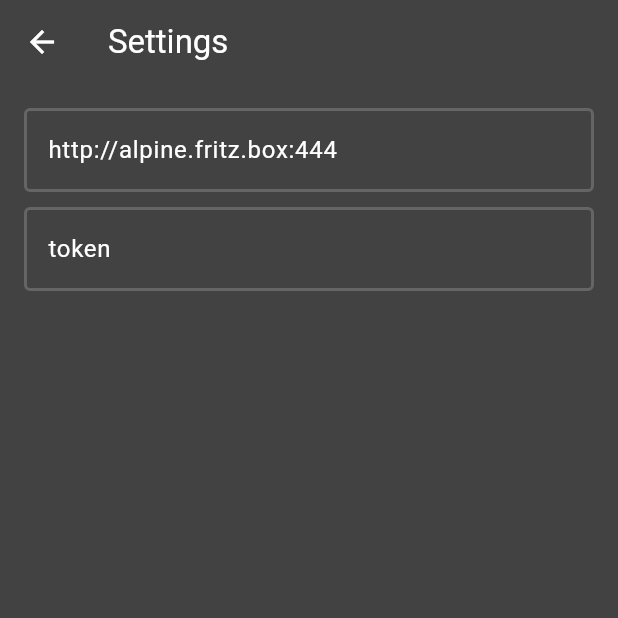
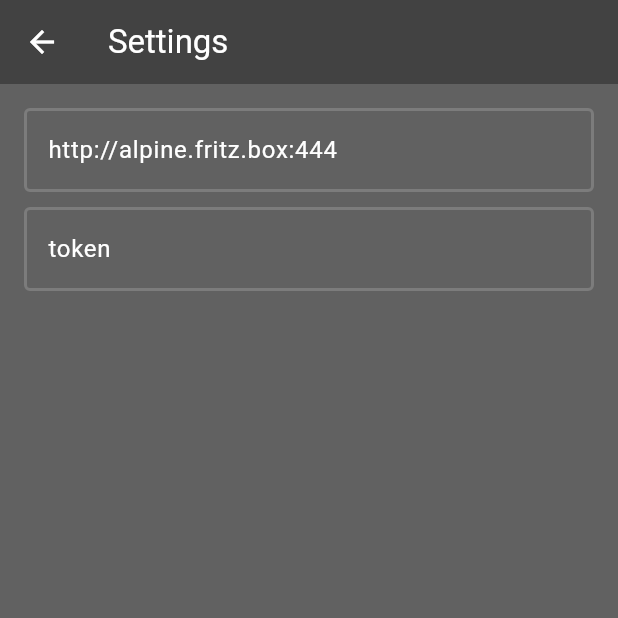
Before and after one commit to Bnyro/cpnta-server, a Flutter app: the screen it shows after launch, after a tap on the "settings" icon, on a phone screen of 412 x 824 dp, the top half of it. Run offline on Flutter 3.47's test engine with Material 2 defaults, Android fonts, the phone set to English and light mode, and no system bars; drawn by our look-alikes of dynamic_color; our stand-ins replace shared_preferences; network calls fail.

Commit message:
consistent color

```diff
--- a/lib/screens/home_screen.dart
+++ b/lib/screens/home_screen.dart
@@ -42,6 +42,7 @@ class _HomePageState extends State<HomePage> {
   @override
   Widget build(BuildContext context) {
     return Scaffold(
+      backgroundColor: Theme.of(context).colorScheme.background,
       appBar: AppBar(
         title: const Text(appName),
         actions: [
--- a/lib/screens/note_screen.dart
+++ b/lib/screens/note_screen.dart
@@ -53,6 +53,7 @@ class _NoteScreenState extends State<NoteScreen> {
   @override
   Widget build(BuildContext context) {
     return Scaffold(
+      backgroundColor: Theme.of(context).colorScheme.background,
       appBar: AppBar(
         title: const Text(appName),
         actions: [
--- a/lib/screens/settings_screen.dart
+++ b/lib/screens/settings_screen.dart
@@ -8,6 +8,7 @@ class SettingsScreen extends StatelessWidget {
   @override
   Widget build(BuildContext context) {
     return Scaffold(
+        backgroundColor: Theme.of(context).colorScheme.background,
         appBar: AppBar(
           title: const Text("Settings"),
         ),
```
